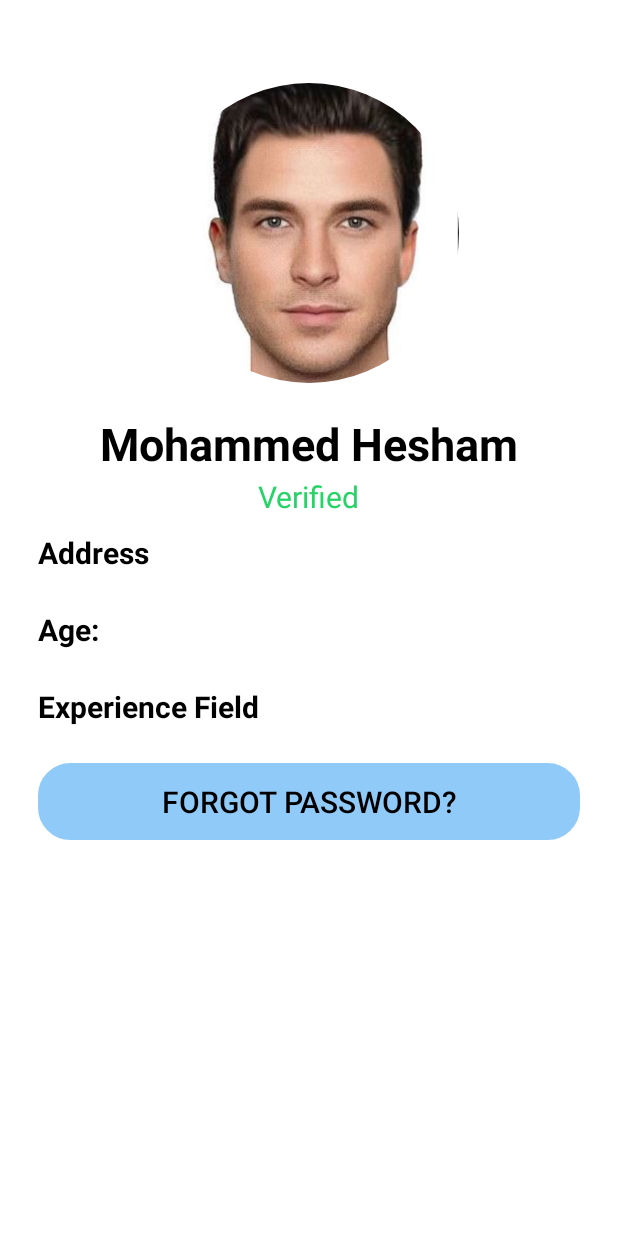
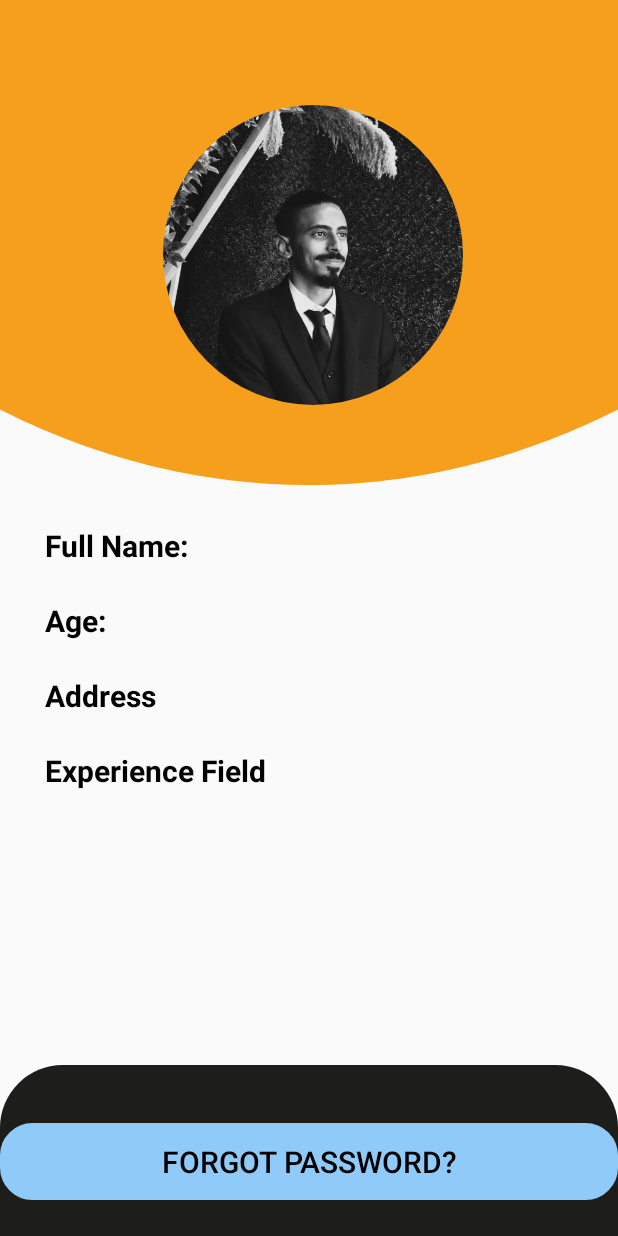
Before and after one commit to Sir-Aly/ER, an Android app: the ProfilePage screen opened directly, with no data from a screen before it, on a phone screen of 412 x 824 dp. Run offline under Robolectric (Android 15) with nearby library versions, the phone set to English and light mode, and no system bars; our stand-ins replace Firebase (no records; nobody signed in at launch, a user with empty details on screens opened directly); plain views replace RoundedImageView.

Commit message:
added new files before item shop

```diff
--- a/app/build.gradle
+++ b/app/build.gradle
@@ -62,5 +62,7 @@ dependencies {
 
         implementation 'com.github.Yalantis:Koloda-Android:v0.0.2-alpha'
 
+    implementation 'pl.droidsonroids.gif:android-gif-drawable:1.2.25'
+
 
 }
--- a/app/src/main/res/layout/profile_page.xml
+++ b/app/src/main/res/layout/profile_page.xml
@@ -6,127 +6,118 @@
     xmlns:app="http://schemas.android.com/apk/res-auto">
     <RelativeLayout
         android:layout_width="match_parent"
-        android:layout_height="match_parent"
-        android:background="@color/white">
+        android:layout_height="match_parent">
 
-        <ScrollView
+
+        <ImageView
             android:layout_width="match_parent"
-            android:layout_height="match_parent"
-            android:fillViewport="true">
+            android:layout_height="wrap_content"
+            android:layout_marginTop="-11dp"
+            android:src="@drawable/asset_1" />
 
-            <LinearLayout
-                android:layout_width="fill_parent"
-                android:layout_height="wrap_content"
-                android:background="@color/white"
-                android:orientation="vertical"
-                android:paddingLeft="25dp"
-                android:paddingTop="55dp"
-                android:paddingRight="25dp">
 
-                <LinearLayout
-                    android:layout_width="wrap_content"
-                    android:layout_height="wrap_content"
-                    android:orientation="vertical"
-                    android:layout_gravity="center_horizontal">
+
+
+        <!-- PROFILE PICTURE -->
+
         <com.makeramen.roundedimageview.RoundedImageView
             android:id="@+id/ProfileImage"
             android:layout_width="200dp"
             android:layout_height="200dp"
-                        android:scaleType="centerCrop"
-                        android:layout_gravity="center_horizontal"
-                        android:src="@drawable/cv"
-                        app:layout_constraintStart_toStartOf="parent"
-                        app:layout_constraintTop_toTopOf="parent"
-                        app:riv_oval="true"
-                        />
+            android:layout_alignParentEnd="true"
+            android:layout_marginEnd="103dp"
+            android:layout_marginTop="70dp"
+            android:src="@drawable/ali"
+            app:riv_border_color="@color/white"
+            app:riv_border_width="@dimen/_10dp"
+            app:riv_oval="true" />
+
+
+
+
+
+        <!-- Full Name -->
+
+
+
+        <!-- Age -->
         <TextView
             android:id="@+id/name"
             android:layout_width="wrap_content"
             android:layout_height="wrap_content"
-                        android:layout_marginTop="20dp"
-                        android:text="@string/mohammed_hesham"
+            android:layout_gravity="start"
+            android:layout_marginTop="350dp"
+            android:paddingStart="30dp"
+            android:text="@string/full_name"
             android:textColor="@color/black"
-                        android:textSize="30sp"
-                        android:textStyle="bold"
-                        android:layout_gravity="center_horizontal"/>
+            android:textSize="20sp"
+            android:textStyle="bold" />
+
+        <!-- Address -->
         <TextView
+            android:id="@+id/age"
             android:layout_width="wrap_content"
             android:layout_height="wrap_content"
-                        android:layout_marginTop="1dp"
-                        android:text="@string/verified"
-                        android:textColor="@color/color_bubble"
+            android:layout_gravity="start"
+            android:layout_marginTop="400dp"
+            android:paddingLeft="30dp"
+            android:text="@string/age"
+            android:textColor="@color/black"
             android:textSize="20sp"
-                        android:layout_gravity="center_horizontal"/>
+            android:textStyle="bold" />
 
-                </LinearLayout>
-
-                <LinearLayout
-                    android:layout_width="match_parent"
-                    android:layout_height="wrap_content"
-                    android:layout_marginTop="10dp"
-                    android:orientation="horizontal">
         <TextView
             android:id="@+id/address"
             android:layout_width="wrap_content"
             android:layout_height="wrap_content"
-                        android:layout_marginTop="14dp"
+            android:layout_marginTop="450dp"
+            android:paddingLeft="30dp"
             android:text="@string/address"
             android:textStyle="bold"
             android:textColor="@color/black"
             android:textSize="20sp"
             android:layout_gravity="start" />
-
-                </LinearLayout>                <LinearLayout
-                    android:layout_width="match_parent"
-                    android:layout_height="wrap_content"
-                    android:layout_marginTop="10dp"
-                    android:orientation="horizontal">
-                    <TextView
-                        android:id="@+id/age"
-                        android:layout_width="wrap_content"
-                        android:layout_height="wrap_content"
-                        android:layout_marginTop="14dp"
-                        android:text="@string/age"
-                        android:textStyle="bold"
-                        android:textColor="@color/black"
-                        android:textSize="20sp"
-                        android:layout_gravity="start" />
-
-                </LinearLayout>                <LinearLayout
-                    android:layout_width="match_parent"
-                    android:layout_height="wrap_content"
-                    android:layout_marginTop="10dp"
-                    android:orientation="horizontal">
+        <!-- EXP Field -->
         <TextView
             android:id="@+id/field"
             android:layout_width="wrap_content"
             android:layout_height="wrap_content"
-                        android:layout_marginTop="14dp"
+            android:layout_marginTop="500dp"
+            android:paddingLeft="30dp"
             android:text="Experience Field"
             android:textStyle="bold"
             android:textColor="@color/black"
             android:textSize="20sp"
             android:layout_gravity="start" />
-
-                </LinearLayout>
-
-
+        <!-- EDIT BUTTON -->
         <androidx.appcompat.widget.AppCompatButton
             android:id="@+id/forgetPasswordButton"
             android:layout_width="match_parent"
             android:layout_height="wrap_content"
-                    android:layout_marginBottom="25dp"
+            android:layout_alignParentBottom="true"
             android:layout_marginTop="10dp"
+            android:layout_marginBottom="24dp"
+            android:background="@drawable/custom_edittext"
+            android:backgroundTint="@color/blue_200"
             android:gravity="center"
             android:padding="12dp"
+            android:text="@string/forgot_password"
+
             android:textColor="@color/black"
-                    android:textSize="20sp"
-                    android:background="@drawable/custom_edittext"
-                    android:backgroundTint="@color/blue_200"
-                    android:text="@string/forgot_password"/>
-            </LinearLayout>
+            android:textSize="20sp" />
 
-        </ScrollView>
+        <ImageView
+            android:id="@+id/imageView"
+            android:layout_width="wrap_content"
+            android:layout_height="wrap_content"
+            android:layout_alignParentBottom="true"
+            android:layout_marginBottom="-1dp"
+            app:srcCompat="@drawable/blackbottom" />
+
+
+
+
+
 
     </RelativeLayout>
 </androidx.constraintlayout.widget.ConstraintLayout>
--- a/app/src/main/res/layout/splash_screen.xml
+++ b/app/src/main/res/layout/splash_screen.xml
@@ -7,21 +7,19 @@
     android:layout_height="match_parent"
     tools:context=".SplashScreenActivity">
 
-    <ImageView
+    <pl.droidsonroids.gif.GifImageView
+        android:layout_width="match_parent"
+        android:layout_height="match_parent"
+        android:scaleX="2.3"
+        android:scaleY="2.5"
+        android:src="@drawable/logo_animation" />
+
+    <!-- <ImageView
         android:id="@+id/image_splash_screen"
         android:layout_width="424dp"
         android:layout_height="860dp"
         android:layout_gravity="center"
         android:src="@drawable/registeration" />
 
-
-<!--        <TextView-->
-<!--        android:layout_width="wrap_content"-->
-<!--        android:layout_height="wrap_content"-->
-<!--        android:text="Welcome to EasyReach Landing Page"-->
-<!--        app:layout_constraintBottom_toBottomOf="parent"-->
-<!--        app:layout_constraintEnd_toEndOf="parent"-->
-<!--        app:layout_constraintStart_toStartOf="parent"-->
-<!--        app:layout_constraintTop_toTopOf="parent" />-->
-
+    -->
 </FrameLayout>
```
Lines whose indentation alone changed are shown as unchanged.
